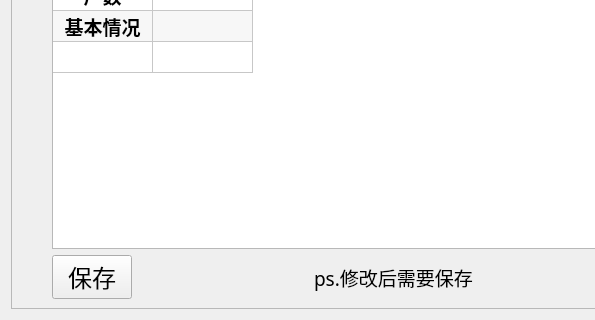
The window that ui/widgets/subpages/page2_x/page.ui (ArcherLuo233/election-s-prediction) describes before a commit, drawn with Qt 5; both pictures show x 0 to 595 and y 173 to 493 of the 701 by 493 pixel window.
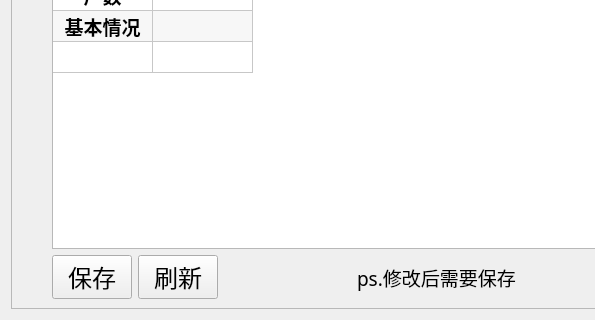
The same window after the commit.

Diff of the .ui file:
```diff
--- a/ui/widgets/subpages/page2_x/page.ui
+++ b/ui/widgets/subpages/page2_x/page.ui
@@ -216,6 +216,19 @@
           </property>
          </widget>
         </item>
+           <item>
+               <widget class="QPushButton" name="btn_refresh">
+                   <property name="font">
+                       <font>
+                           <family>黑体</family>
+                           <pointsize>18</pointsize>
+                       </font>
+                   </property>
+                   <property name="text">
+                       <string>刷新</string>
+                   </property>
+               </widget>
+           </item>
         <item>
          <spacer name="horizontalSpacer_2">
           <property name="orientation">
```
Lines whose indentation alone changed are shown as unchanged.
